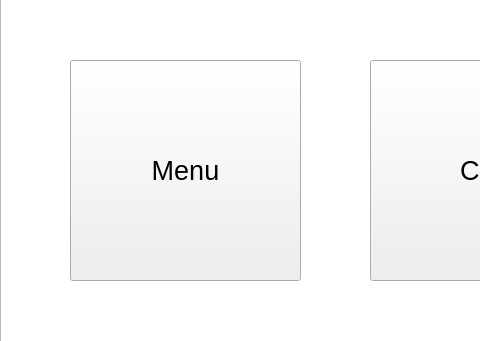
This is FoodiePalace_Customer/mainwindow.ui in Creed667/FoodiePalaceCustomer as Qt 5 draws it before an edit; both pictures show x 0 to 480 and y 160 to 501 of the 1200 by 800 pixel window. The edited form follows.
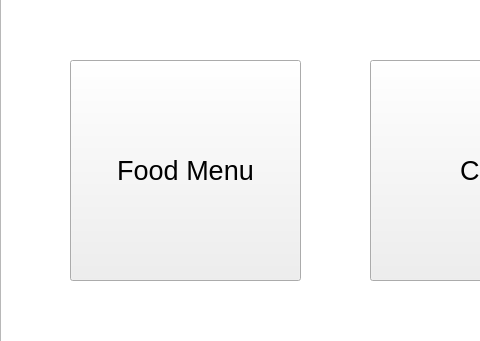
This is the edited form. The open tabs and pages were chosen to show the change. Icons and pictures are not drawn.

Commit message: button clicked function added

```diff
--- a/FoodiePalace_Customer/mainwindow.ui
+++ b/FoodiePalace_Customer/mainwindow.ui
@@ -805,7 +805,7 @@
        <cursorShape>PointingHandCursor</cursorShape>
       </property>
       <property name="text">
-       <string>Menu</string>
+       <string>Food Menu</string>
       </property>
      </widget>
      <widget class="QPushButton" name="cartButton">
```
Left out of the diff: 2 changed lines with no effect on the pictures. The commit also changes 2 other files.
